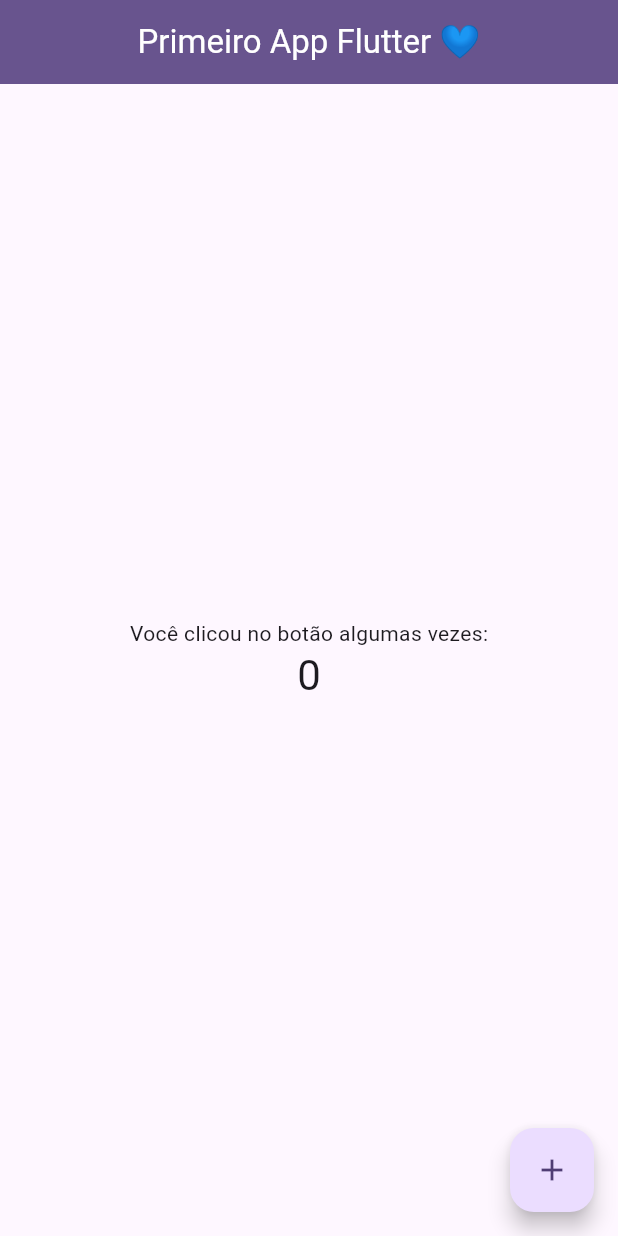
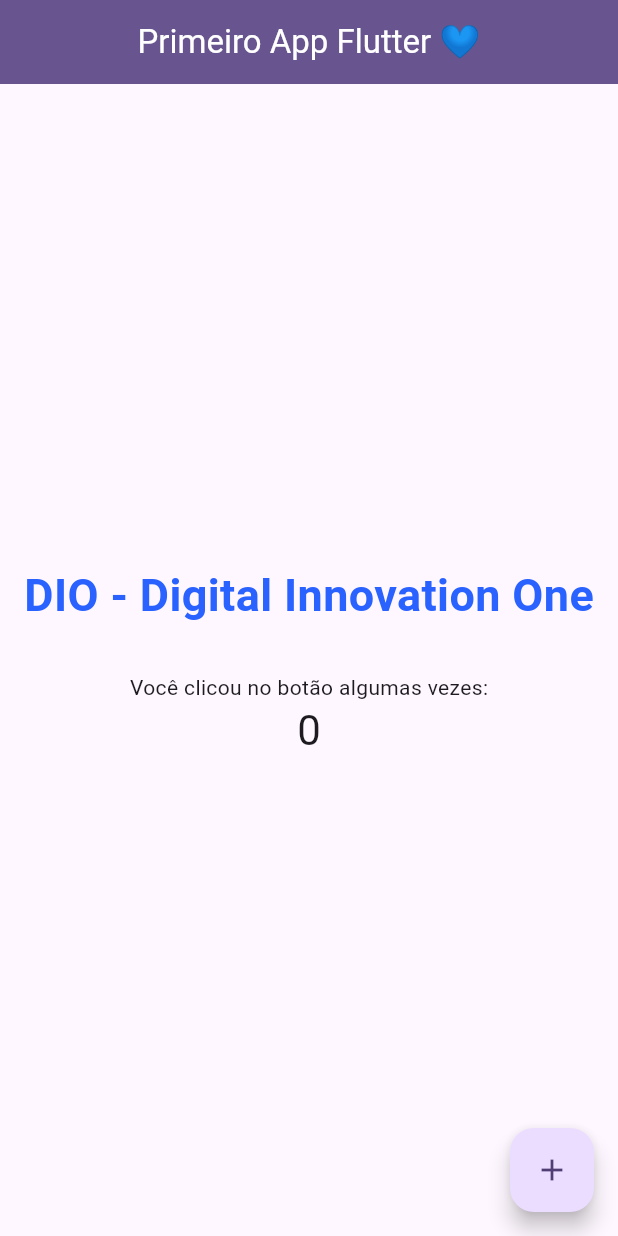
Before and after one commit to SouEuMarlon/dioproject, a Flutter app: the screen it shows after launch, on a phone screen of 412 x 824 dp. Run offline on Flutter 3.47's test engine with Material 2 defaults, Android fonts, the phone set to English and light mode, and no system bars.

Commit message:
Add new title

```diff
--- a/lib/main.dart
+++ b/lib/main.dart
@@ -55,6 +55,17 @@ class _MyHomePageState extends State<MyHomePage> {
         child: Column(
           mainAxisAlignment: MainAxisAlignment.center,
           children: <Widget>[
+            Padding(
+              padding: const EdgeInsets.only(bottom: 30),
+              child: Text(
+                'DIO - Digital Innovation One',
+                style: TextStyle(
+                  color: Colors.blueAccent.shade700,
+                  fontSize: 30,
+                  fontWeight: FontWeight.bold,
+                ),
+              ),
+            ),
             const Text(
               'Você clicou no botão algumas vezes:',
             ),
```
